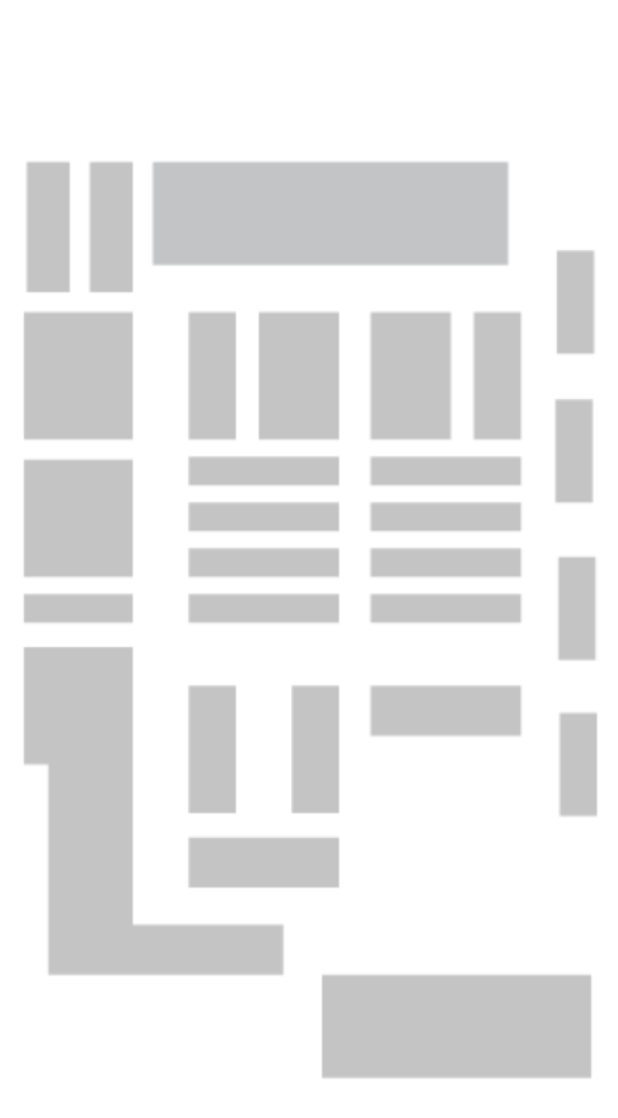
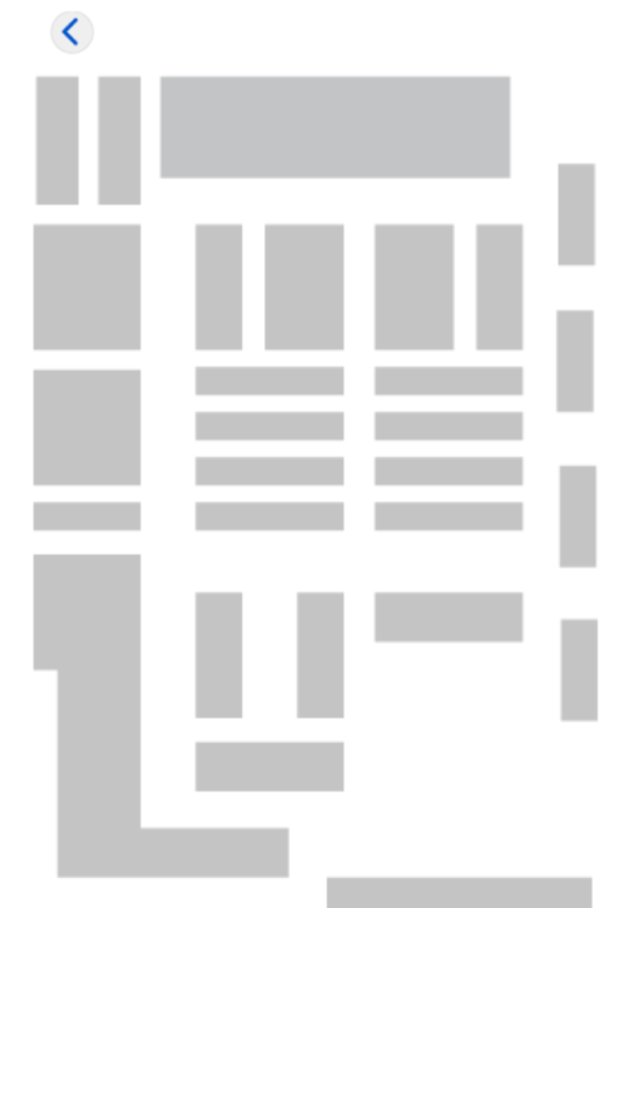
Before and after one commit to SidP12/AppLocator, an Android app: the layout activity_navigator.xml on its own in the app's theme, with its tools: preview values and no code run, on a phone screen of 412 x 824 dp. Shown: the top 1118 px of the screen. Run offline under Robolectric (Android 15) with nearby library versions, the phone set to English and light mode, and no system bars.

Commit message:
added back button to nav

```diff
--- a/app/src/main/res/layout/activity_navigator.xml
+++ b/app/src/main/res/layout/activity_navigator.xml
@@ -1,5 +1,5 @@
 <?xml version="1.0" encoding="utf-8"?>
-<androidx.constraintlayout.widget.ConstraintLayout xmlns:android="http://schemas.android.com/apk/res/android"
+<RelativeLayout xmlns:android="http://schemas.android.com/apk/res/android"
     xmlns:app="http://schemas.android.com/apk/res-auto"
     xmlns:tools="http://schemas.android.com/tools"
     android:id="@+id/ConstraintLayout"
@@ -9,12 +9,20 @@
 
     <ImageView
         android:id="@+id/storeLayout"
-        android:layout_width="411dp"
-        android:layout_height="730dp"
-        android:contentDescription="A map of the store"
-        app:layout_constraintBottom_toBottomOf="parent"
-        app:layout_constraintEnd_toEndOf="parent"
-        app:layout_constraintStart_toStartOf="parent"
-        app:layout_constraintTop_toTopOf="parent"
+        android:layout_width="match_parent"
+        android:layout_height="575dp"
+        android:layout_marginStart="0dp"
+        android:layout_marginTop="30dp"
         app:srcCompat="@drawable/layout" />
-</androidx.constraintlayout.widget.ConstraintLayout>
+
+    <ImageButton
+        android:id="@+id/backButton3"
+        android:layout_width="45dp"
+        android:layout_height="40dp"
+        android:layout_alignParentStart="true"
+        android:layout_alignParentTop="true"
+        android:layout_marginStart="26dp"
+        android:layout_marginTop="2dp"
+        app:srcCompat="@drawable/back_button" />
+
+</RelativeLayout>
```
Also changed, not shown: app/src/main/java/com/example/myapplication/Navigator.java (+27 -2 lines), app/src/main/res/drawable/layout.PNG.
